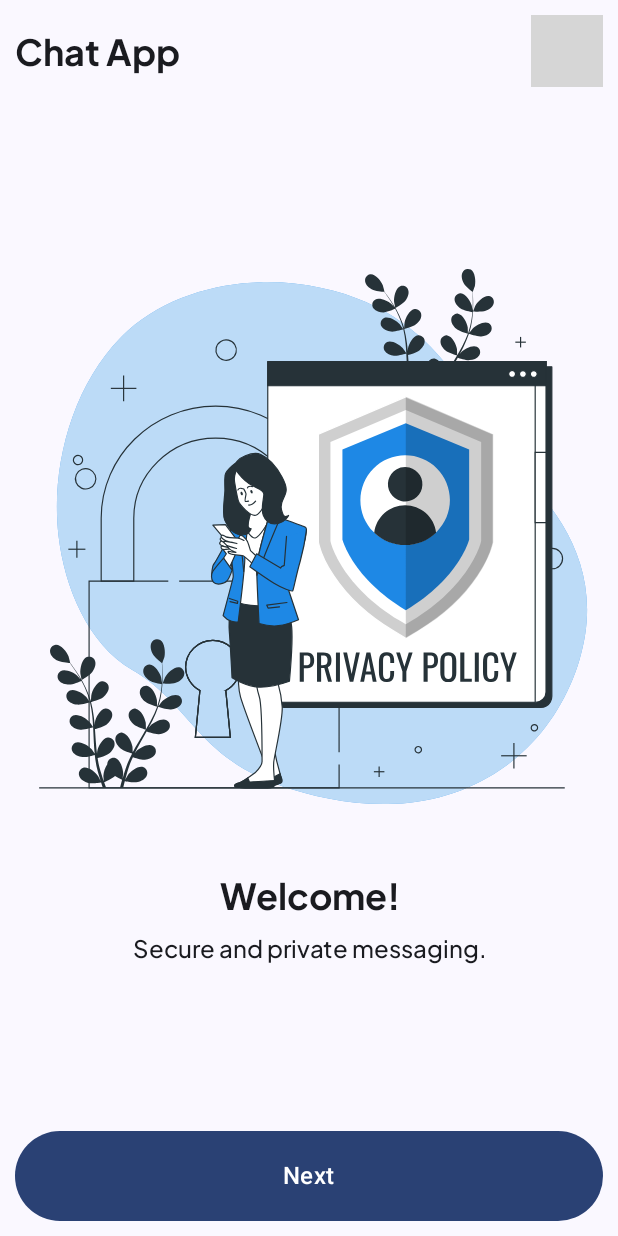
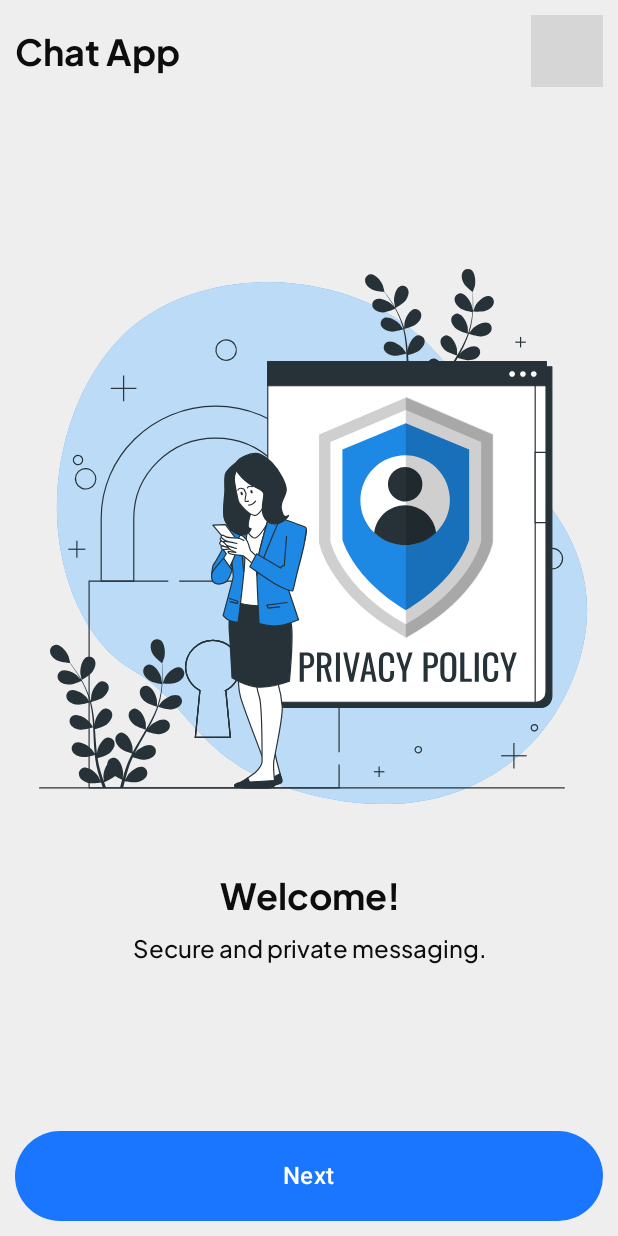
Before and after one commit to shahrohit/e2ee-chat-app, an Android app built with Jetpack Compose: the screen it shows after launch (MainActivity), on a phone screen of 412 x 824 dp. Run offline under Robolectric (Android 15) with nearby library versions, the phone set to English and light mode, and no system bars; 4 statements that could not run were skipped; grey boxes are pictures that could not be loaded.

Commit message:
Updated: color and theme

```diff
--- a/mobile/app/src/main/java/com/shahrohit/chat/ui/theme/Color.kt
+++ b/mobile/app/src/main/java/com/shahrohit/chat/ui/theme/Color.kt
@@ -2,18 +2,28 @@ package com.shahrohit.chat.ui.theme
 
 import androidx.compose.ui.graphics.Color
 
-// Light Color Theme
-val Primary = Color(0xFF1E88E5)      // Blue
-val Secondary = Color(0xFF42A5F5)    // Light Blue
-val Background = Color(0xFFF5F5F5)   // Light Gray
-val Surface = Color(0xFFFFFFFF)      // White
-val OnPrimary = Color(0xFFFFFFFF)    // White Text on Primary
-val OnSecondary = Color(0xFF000000)  // Black Text on Secondary
-val onBackground = Color(0xFF212121) // Dark Text
+// Light Mode Color
+val Primary = Color(0xFF1A75FF)
+val OnPrimary = Color(0xFFFFFFFF)
 
-// Dark Theme Colors
-val DarkPrimary = Color(0xFF0D47A1)  // Dark Blue
-val DarkBackground = Color(0xFF121212) // Dark Gray
-val DarkSurface = Color(0xFF1E1E1E)  // Darker Gray
-val OnDarkPrimary = Color(0xFFFFFFFF) // White text on dark primary
-val OnDarkBackground = Color(0xFFE0E0E0) // Light gray text
+val Secondary = Color(0x501A75FF)
+val OnSecondary = Color(0xFF1A75FF)
+
+val Background = Color(0xFAEEEEEE)
+val OnBackground = Color(0xFF0D0D0D)
+
+val Surface = Color(0xFFE2E2E2)
+val OnSurface = Color(0xFF3C3C3C)
+
+// Dark Mode Color
+val DarkPrimary = Color(0xFF1A75FF)
+val DarkOnPrimary = Color(0xFFFFFFFF)
+
+val DarkSecondary = Color(0x501A75FF)
+val DarkOnSecondary = Color(0xFF1A75FF)
+
+val DarkBackground = Color(0xFF000000)
+val DarkOnBackground = Color(0xFFFAFAFA)
+
+val DarkSurface = Color(0xFF202020)
+val DarkOnSurface = Color(0xFFD3D3D3)
--- a/mobile/app/src/main/java/com/shahrohit/chat/ui/theme/Theme.kt
+++ b/mobile/app/src/main/java/com/shahrohit/chat/ui/theme/Theme.kt
@@ -10,42 +10,34 @@ import androidx.compose.material3.lightColorScheme
 import androidx.compose.runtime.Composable
 import androidx.compose.ui.platform.LocalContext
 
+private val LightColorScheme = lightColorScheme(
+    primary = Primary,
+    onPrimary = OnPrimary,
+    secondary = Secondary,
+    onSecondary = OnSecondary,
+    background = Background,
+    onBackground = OnBackground,
+    surface = Surface,
+    onSurface = OnSurface
+)
+
 private val DarkColorScheme = darkColorScheme(
     primary = DarkPrimary,
-    secondary = Secondary,
+    onPrimary = DarkOnPrimary,
+    secondary = DarkSecondary,
+    onSecondary = DarkOnSecondary,
     background = DarkBackground,
+    onBackground = DarkOnBackground,
     surface = DarkSurface,
-    onPrimary = OnDarkPrimary,
-    onSecondary = OnDarkBackground,
-    onBackground = OnDarkBackground
-)
-
-private val LightColorScheme = lightColorScheme(
-    primary = Primary,
-    secondary = Secondary,
-    background = Background,
-    surface = Surface,
-    onPrimary = OnPrimary,
-    onSecondary = OnSecondary,
-    onBackground = onBackground
+    onSurface = DarkOnSurface
 )
 
 @Composable
 fun AppTheme(
     darkTheme: Boolean = isSystemInDarkTheme(),
-    // Dynamic color is available on Android 12+
-    dynamicColor: Boolean = true,
     content: @Composable () -> Unit
 ) {
-    val colorScheme = when {
-        dynamicColor && Build.VERSION.SDK_INT >= Build.VERSION_CODES.S -> {
-            val context = LocalContext.current
-            if (darkTheme) dynamicDarkColorScheme(context) else dynamicLightColorScheme(context)
-        }
-
-        darkTheme -> DarkColorScheme
-        else -> LightColorScheme
-    }
+    val colorScheme = if (darkTheme) DarkColorScheme else LightColorScheme
 
     MaterialTheme(
         colorScheme = colorScheme,
```
